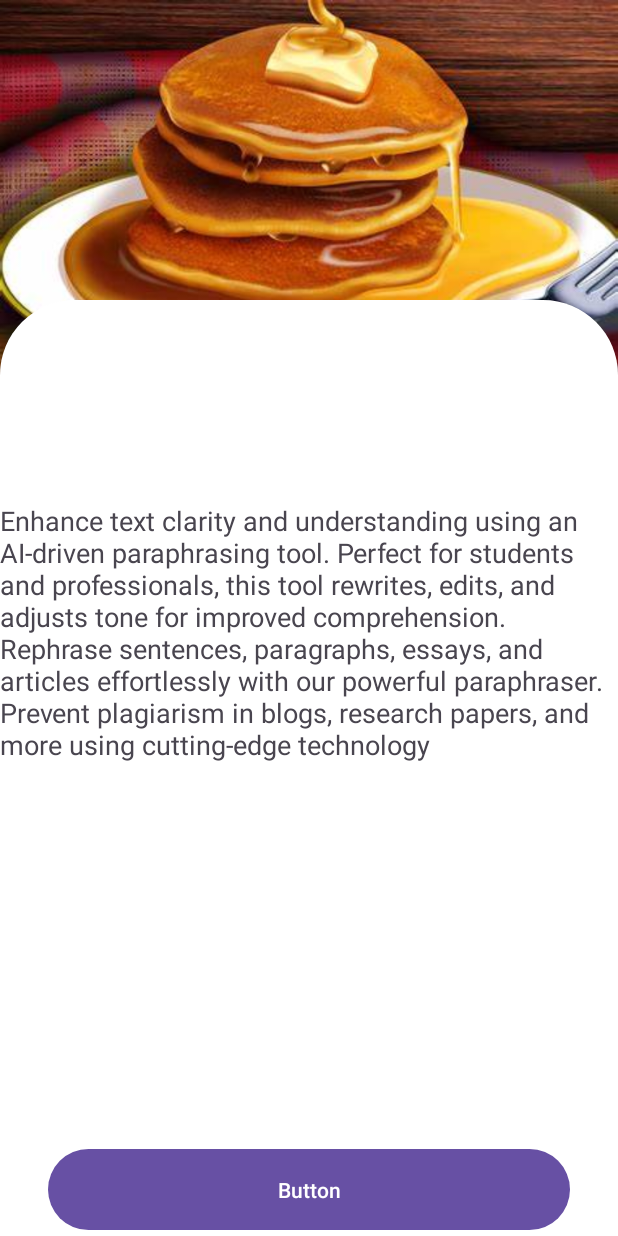
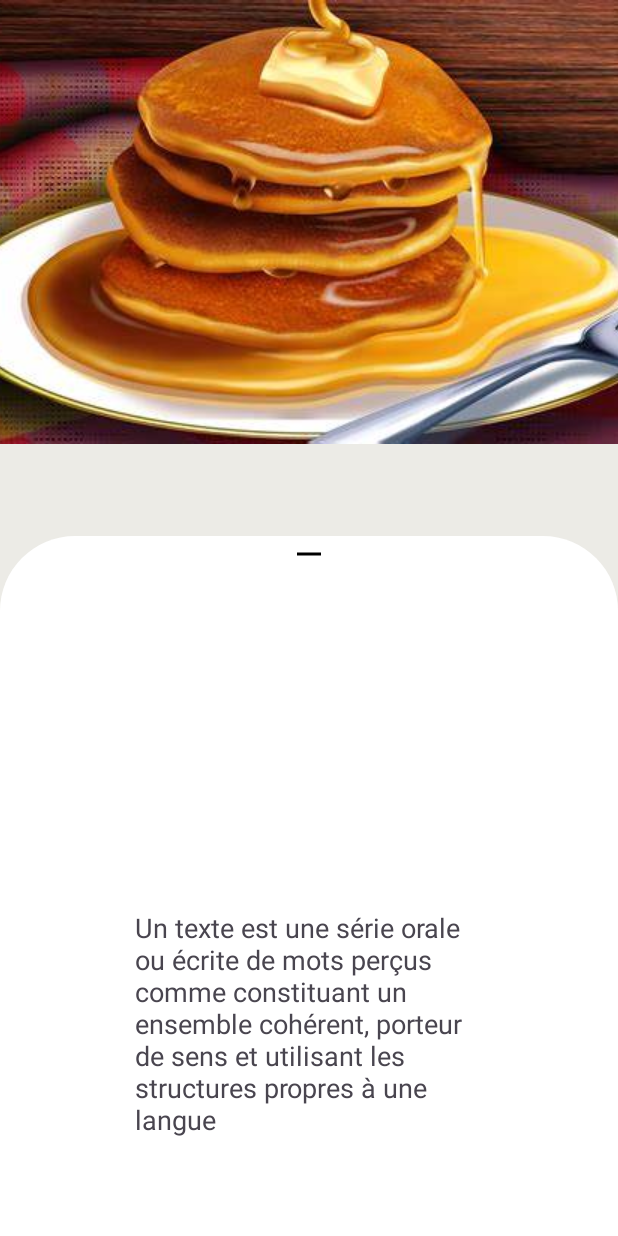
Before and after one commit to eatmaroc/eatPromo, an Android app: the Detailles screen opened directly, with no data from a screen before it, on a phone screen of 412 x 824 dp. Run offline under Robolectric (Android 15) with nearby library versions, the phone set to English and light mode, and no system bars.

Commit message:
bottomSheet

```diff
--- a/app/build.gradle.kts
+++ b/app/build.gradle.kts
@@ -94,5 +94,9 @@ dependencies {
     implementation(platform("com.google.firebase:firebase-bom:32.8.1"))
     implementation("com.google.firebase:firebase-analytics")
     implementation ("com.squareup.picasso:picasso:2.71828")
+    implementation("com.google.android.material:material:1.4.0")
+
+
+
 
 }
--- a/app/src/main/java/com/eat/maroc/promo/Detailles.java
+++ b/app/src/main/java/com/eat/maroc/promo/Detailles.java
@@ -3,7 +3,9 @@ package com.eat.maroc.promo;
 import android.annotation.SuppressLint;
 import android.os.Bundle;
 import android.widget.Button;
+import android.widget.FrameLayout;
 import android.widget.ImageView;
+import android.widget.LinearLayout;
 import android.widget.TextView;
 
 import androidx.activity.EdgeToEdge;
@@ -12,6 +14,7 @@ import androidx.core.graphics.Insets;
 import androidx.core.view.ViewCompat;
 import androidx.core.view.WindowInsetsCompat;
 
+import com.google.android.material.bottomsheet.BottomSheetBehavior;
 
 
 public class Detailles extends AppCompatActivity {
@@ -19,6 +22,7 @@ public class Detailles extends AppCompatActivity {
     Button order;
     TextView titre,type,prix,detailles;
 
+    FrameLayout frameLayout;
 
     @SuppressLint({"MissingInflatedId", "CutPasteId"})
     @Override
@@ -38,10 +42,15 @@ public class Detailles extends AppCompatActivity {
         prix=findViewById(R.id.prixD);
         detailles=findViewById(R.id.discriptionDetailles);
         order=findViewById(R.id.btnOrder);
+        frameLayout=findViewById(R.id.linearLayout3);
 
         titre.setText(getIntent().getStringExtra("title"));
         type.setText(getIntent().getStringExtra("type"));
         prix.setText(getIntent().getStringExtra("prix"));
+
+        BottomSheetBehavior<FrameLayout> bottomSheetBehavior = BottomSheetBehavior.from(frameLayout);
+        bottomSheetBehavior.setPeekHeight(700);
+        bottomSheetBehavior.setState(BottomSheetBehavior.STATE_COLLAPSED);
 
         // Load the image using Picasso
        // image.setImageResource(getIntent().getIntExtra("image",0));
--- /dev/null
+++ b/app/src/main/res/drawable/baseline_horizontal_rule_24.xml
@@ -0,0 +1,5 @@
+<vector xmlns:android="http://schemas.android.com/apk/res/android" android:height="24dp" android:tint="@color/black" android:viewportHeight="24" android:viewportWidth="24" android:width="24dp">
+
+    <path android:fillColor="@android:color/black" android:fillType="evenOdd" android:pathData="M4,11h16v2h-16z"/>
+
+</vector>
--- a/app/src/main/res/layout/activity_detailles.xml
+++ b/app/src/main/res/layout/activity_detailles.xml
@@ -1,38 +1,58 @@
 <?xml version="1.0" encoding="utf-8"?>
-<androidx.constraintlayout.widget.ConstraintLayout xmlns:android="http://schemas.android.com/apk/res/android"
+<androidx.coordinatorlayout.widget.CoordinatorLayout xmlns:android="http://schemas.android.com/apk/res/android"
     xmlns:app="http://schemas.android.com/apk/res-auto"
     xmlns:tools="http://schemas.android.com/tools"
     android:id="@+id/main"
-    android:background="@color/white"
+    android:background="#ecebe6"
     android:layout_width="match_parent"
     android:layout_height="match_parent"
     tools:context=".Detailles">
 
+    <com.google.android.material.appbar.CollapsingToolbarLayout
+        android:layout_width="match_parent"
+        android:layout_height="wrap_content"
+        android:fitsSystemWindows="true"
+        app:contentScrim="?attr/colorPrimary"
+        app:title="Eat">
+
         <ImageView
             android:id="@+id/imgDeatilles"
             android:layout_width="match_parent"
-        android:layout_height="match_parent"
-        android:scaleType="fitStart"
+            android:layout_height="wrap_content"
+            android:scaleType="center"
             android:src="@drawable/pain"
             app:layout_constraintBottom_toBottomOf="parent"
             app:layout_constraintEnd_toEndOf="parent"
+            app:layout_constraintHorizontal_bias="1.0"
             app:layout_constraintStart_toStartOf="parent"
-        app:layout_constraintTop_toTopOf="parent" />
+            app:layout_constraintTop_toTopOf="parent"
+            app:layout_constraintVertical_bias="1.0" />
+
+    </com.google.android.material.appbar.CollapsingToolbarLayout>
+
+
+    <FrameLayout
+        android:id="@+id/linearLayout3"
+        android:layout_width="match_parent"
+        android:layout_height="match_parent"
+        android:layout_gravity="bottom"
+        android:background="@drawable/backhround"
+        app:layout_behavior="com.google.android.material.bottomsheet.BottomSheetBehavior"
+       >
+
 
         <LinearLayout
-        android:id="@+id/linearLayout3"
             android:layout_width="match_parent"
-        android:layout_height="0dp"
-        android:layout_marginTop="200dp"
-        android:background="@drawable/backhround"
-        android:orientation="vertical"
-        app:layout_constraintBottom_toTopOf="@+id/btnOrder"
-        app:layout_constraintEnd_toEndOf="parent"
-        app:layout_constraintHorizontal_bias="0.0"
-        app:layout_constraintStart_toStartOf="parent"
-        app:layout_constraintTop_toTopOf="parent"
-        app:layout_constraintVertical_bias="0.0"
-        tools:ignore="NotSibling">
+            android:layout_height="match_parent"
+            android:layout_gravity="fill_vertical"
+            android:orientation="vertical">
+
+            <ImageView
+                android:id="@+id/imageView"
+                android:layout_width="match_parent"
+                android:layout_height="wrap_content"
+                android:scaleType="center"
+                app:srcCompat="@drawable/baseline_horizontal_rule_24" />
 
             <LinearLayout
                 android:layout_width="match_parent"
@@ -65,44 +85,42 @@
                     android:text="TextView"
                     android:textColor="@color/black"
                     android:textStyle="italic" />
+
             </LinearLayout>
 
             <TextView
                 android:id="@+id/prixD"
-            android:layout_width="404dp"
+                android:layout_width="match_parent"
                 android:layout_height="wrap_content"
+                android:layout_gravity="bottom"
                 android:padding="20dp"
                 android:text="TextView"
+                android:textColor="@color/black"
                 android:textSize="20sp"
                 android:textStyle="bold"
-            app:layout_constraintBottom_toBottomOf="parent"
-            app:layout_constraintTop_toTopOf="parent" />
-
-        <androidx.constraintlayout.widget.ConstraintLayout
-            android:layout_width="match_parent"
-            android:layout_height="wrap_content" />
+                tools:gravity="clip_horizontal" />
 
             <TextView
                 android:id="@+id/discriptionDetailles"
                 android:layout_width="match_parent"
-            android:layout_height="226dp"
-            android:text="Enhance text clarity and understanding using an AI-driven paraphrasing tool. Perfect for students and professionals, this tool rewrites, edits, and adjusts tone for improved comprehension.  Rephrase sentences, paragraphs, essays, and articles effortlessly with our powerful paraphraser. Prevent plagiarism in blogs, research papers, and more using cutting-edge technology"
-            android:textSize="18sp"
-            app:layout_constraintEnd_toEndOf="parent"
-            app:layout_constraintStart_toStartOf="parent" />
+                android:layout_height="440dp"
+                android:layout_gravity="bottom"
+                android:padding="90dp"
+                android:text="Un texte est une série orale ou écrite de mots perçus comme constituant un ensemble cohérent, porteur de sens et utilisant les structures propres à une langue"
+                android:textSize="18sp" />
 
+
+            <Button
+                android:id="@+id/btnOrder"
+                android:layout_width="match_parent"
+                android:layout_height="wrap_content"
+                android:layout_gravity="bottom"
+                android:elevation="8dp"
+                android:text="Button" />
 
         </LinearLayout>
 
-    <Button
-        android:id="@+id/btnOrder"
-        android:layout_width="0dp"
-        android:layout_height="62dp"
-        android:layout_gravity="center"
-        android:layout_marginStart="32dp"
-        android:layout_marginEnd="32dp"
-        android:text="Button"
-        app:layout_constraintBottom_toBottomOf="parent"
-        app:layout_constraintEnd_toEndOf="parent"
-        app:layout_constraintStart_toStartOf="parent" />
-</androidx.constraintlayout.widget.ConstraintLayout>
+    </FrameLayout>
+
+
+</androidx.coordinatorlayout.widget.CoordinatorLayout>
```
Lines whose indentation alone changed are shown as unchanged.
